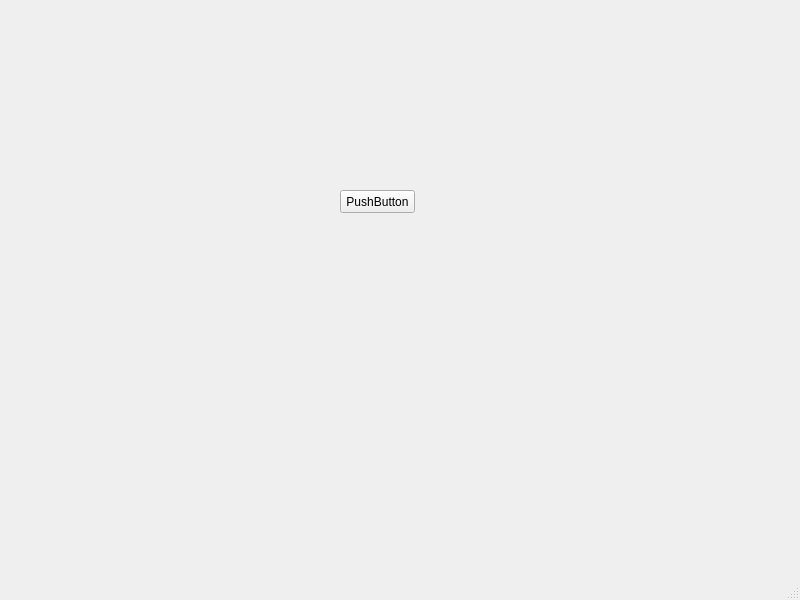
Above: runtime/src/client/qt/mainWindow.ui from vopl/r3 before the change. Below: the same form after it.
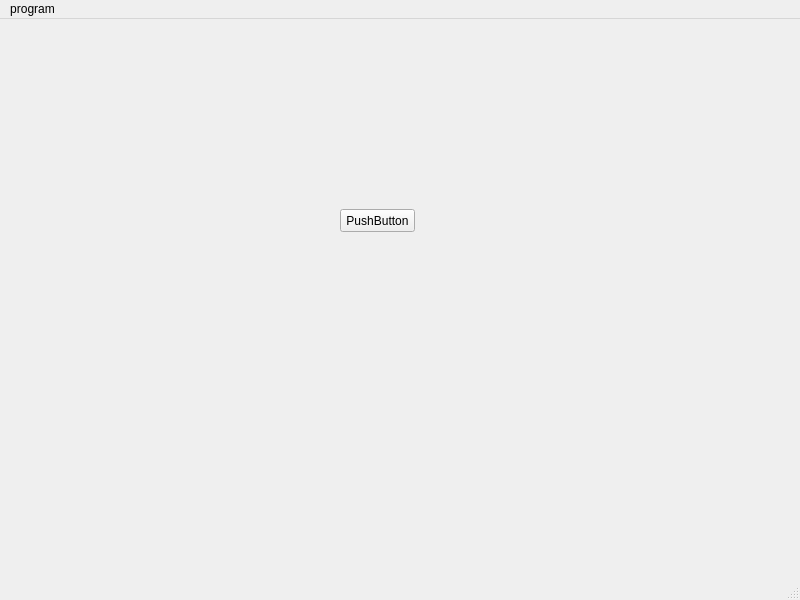
That is the form after the change.

```diff
--- a/runtime/src/client/qt/mainWindow.ui
+++ b/runtime/src/client/qt/mainWindow.ui
@@ -37,6 +37,14 @@
      <height>18</height>
     </rect>
    </property>
+   <widget class="QMenu" name="menuProgram">
+    <property name="title">
+     <string>program</string>
+    </property>
+    <addaction name="actionNetwork"/>
+    <addaction name="actionExit"/>
+   </widget>
+   <addaction name="menuProgram"/>
   </widget>
   <widget class="QStatusBar" name="statusbar"/>
  </widget>
```
Left out of the diff: 29 changed lines with no effect on the pictures.
